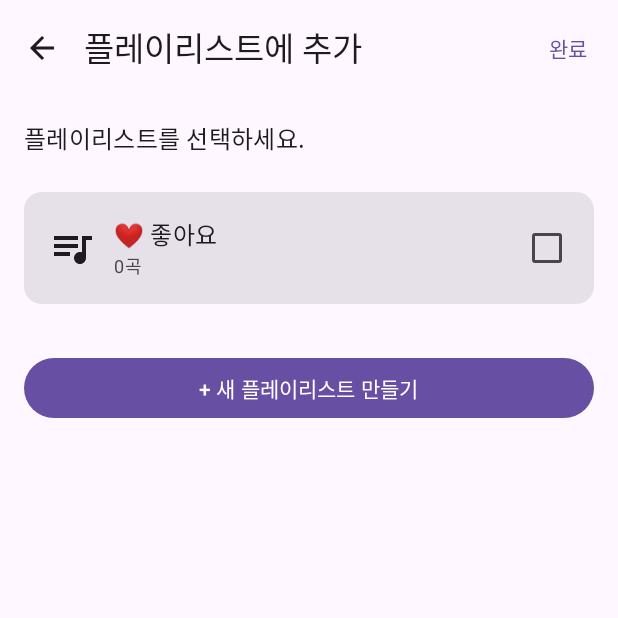
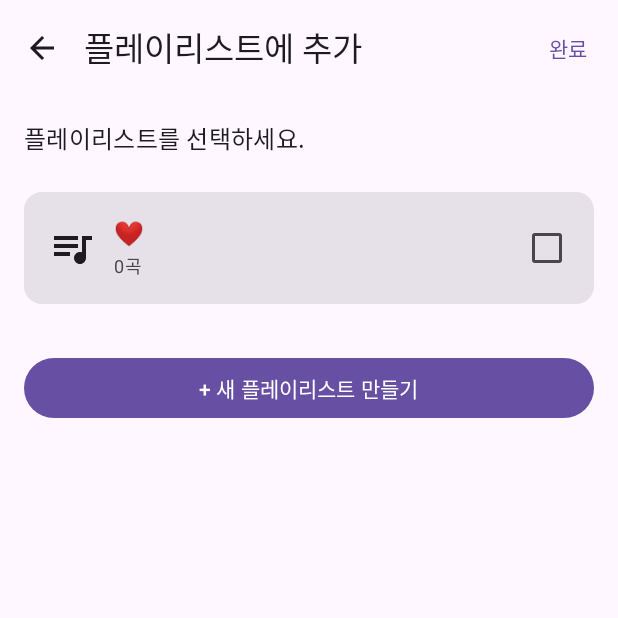
Before and after one commit to sumi-yoo/FlowPlay, an Android app built with Jetpack Compose: the PlaylistSelectScreen screen opened through its navigation route, on a phone screen of 412 x 824 dp, the top half of it. Run offline under Robolectric (Android 15) with nearby library versions, the phone set to English and light mode, and no system bars; our stand-ins replace Dagger/Hilt's generated code, Room's generated code, paging; pictures from the network do not load; 2 statements that could not run were skipped.

Commit message:
feat: string resources 영어 대응

```diff
--- a/app/src/main/java/com/sumi/flowplay/ui/playlist/PlaylistDetailScreen.kt
+++ b/app/src/main/java/com/sumi/flowplay/ui/playlist/PlaylistDetailScreen.kt
@@ -62,7 +62,11 @@ fun PlaylistDetailScreen(
     Scaffold(
         topBar = {
             TopAppBar(
-                title = { Text(playlist!!.name) },
+                title = { Text(
+                    text = playlist!!.name,
+                    maxLines = 1,
+                    overflow = TextOverflow.Ellipsis
+                ) },
                 navigationIcon = {
                     IconButton(onClick = {
                         playlistViewModel.updateDeleteTrackMode(false)
--- a/app/src/main/java/com/sumi/flowplay/ui/playlist/PlaylistSelectScreen.kt
+++ b/app/src/main/java/com/sumi/flowplay/ui/playlist/PlaylistSelectScreen.kt
@@ -43,6 +43,7 @@ import androidx.compose.runtime.collectAsState
 import androidx.compose.runtime.saveable.rememberSaveable
 import androidx.compose.ui.graphics.Color
 import androidx.compose.ui.res.stringResource
+import androidx.compose.ui.text.style.TextOverflow
 import com.sumi.flowplay.R
 import com.sumi.flowplay.ui.player.PlayerViewModel
 
@@ -71,7 +72,11 @@ fun PlaylistSelectScreen(
     Scaffold(
         topBar = {
             TopAppBar(
-                title = { Text(stringResource(R.string.playlist_add_title)) },
+                title = { Text(
+                    text = stringResource(R.string.playlist_add_title),
+                    maxLines = 1,
+                    overflow = TextOverflow.Ellipsis
+                ) },
                 navigationIcon = {
                     IconButton(onClick = onBack) {
                         Icon(Icons.AutoMirrored.Filled.ArrowBack, contentDescription = stringResource(R.string.back))
--- a/app/src/main/res/values/strings.xml
+++ b/app/src/main/res/values/strings.xml
@@ -17,7 +17,7 @@
     <string name="playlist_not_found">플레이리스트를 찾을 수 없습니다.</string>
     <string name="no_tracks_in_playlist">플레이리스트에 곡이 없습니다.</string>
     <string name="search_title">검색</string>
-    <string name="favorites_playlist_name">❤ 좋아요</string>
+    <string name="favorites_playlist_name">❤</string>
     <string name="playlist_name_exists">이미 존재하는 이름입니다.</string>
     <string name="channel_name_music_playback">음악 재생</string>
     <string name="channel_desc_music_playback">백그라운드에서 음악을 재생합니다.</string>
```
Also changed, not shown: 1 other file.
